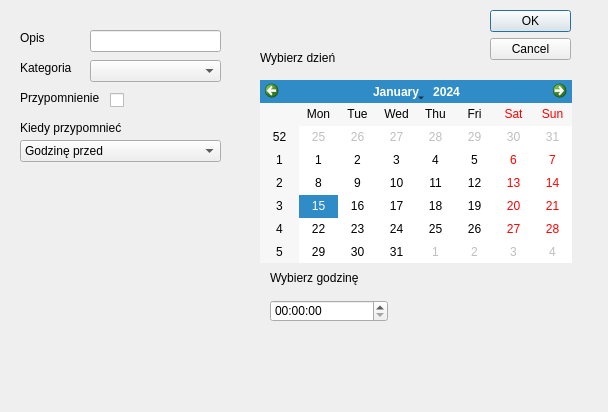
This is addEvent.ui in LeMeTwo/JPWP2022 as Qt 5 draws it before an edit. The edited form follows.
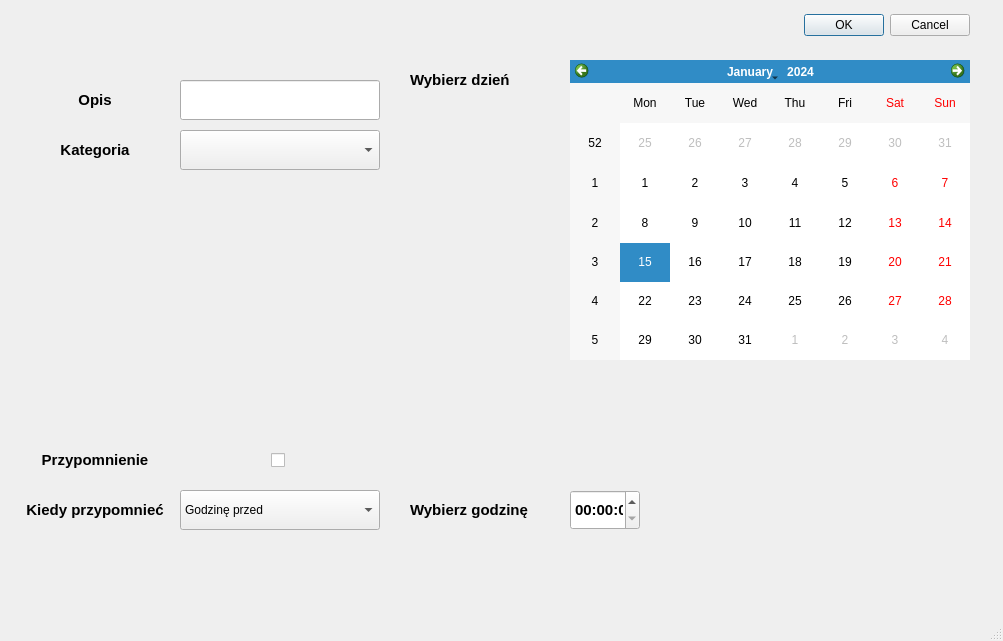
This is the edited form.

Commit message: addEvent GUI - create new addEvent GUI (not working)

```diff
--- a/addEvent.ui
+++ b/addEvent.ui
@@ -1,223 +1,615 @@
 <?xml version="1.0" encoding="UTF-8"?>
 <ui version="4.0">
  <class>Dialog</class>
- <widget class="QDialog" name="Dialog">
+ <widget class="QMainWindow" name="Dialog">
   <property name="geometry">
    <rect>
     <x>0</x>
     <y>0</y>
-    <width>608</width>
-    <height>412</height>
+    <width>1003</width>
+    <height>641</height>
    </rect>
   </property>
   <property name="windowTitle">
    <string>Dialog</string>
   </property>
-  <widget class="QDialogButtonBox" name="okcanButtons">
-   <property name="geometry">
-    <rect>
-     <x>490</x>
-     <y>10</y>
-     <width>81</width>
-     <height>241</height>
-    </rect>
+  <widget class="QWidget" name="centralwidget">
+   <property name="sizePolicy">
+    <sizepolicy hsizetype="Minimum" vsizetype="Minimum">
+     <horstretch>0</horstretch>
+     <verstretch>0</verstretch>
+    </sizepolicy>
    </property>
-   <property name="orientation">
-    <enum>Qt::Vertical</enum>
+   <property name="minimumSize">
+    <size>
+     <width>1000</width>
+     <height>600</height>
+    </size>
    </property>
-   <property name="standardButtons">
-    <set>QDialogButtonBox::Cancel|QDialogButtonBox::Ok</set>
+   <property name="maximumSize">
+    <size>
+     <width>1000</width>
+     <height>601</height>
+    </size>
    </property>
-  </widget>
-  <widget class="QLabel" name="label">
-   <property name="geometry">
-    <rect>
-     <x>20</x>
-     <y>30</y>
-     <width>55</width>
-     <height>16</height>
-    </rect>
-   </property>
-   <property name="text">
-    <string>Opis</string>
-   </property>
-  </widget>
-  <widget class="QLabel" name="label_2">
-   <property name="geometry">
-    <rect>
-     <x>20</x>
-     <y>90</y>
-     <width>91</width>
-     <height>16</height>
-    </rect>
-   </property>
-   <property name="text">
-    <string>Przypomnienie</string>
-   </property>
-  </widget>
-  <widget class="QLabel" name="label_3">
-   <property name="geometry">
-    <rect>
-     <x>20</x>
-     <y>60</y>
-     <width>55</width>
-     <height>16</height>
-    </rect>
-   </property>
-   <property name="text">
-    <string>Kategoria</string>
-   </property>
-  </widget>
-  <widget class="QCalendarWidget" name="calendarEd">
-   <property name="geometry">
-    <rect>
-     <x>260</x>
-     <y>80</y>
-     <width>312</width>
-     <height>183</height>
-    </rect>
-   </property>
-  </widget>
-  <widget class="QLabel" name="label_4">
-   <property name="geometry">
-    <rect>
-     <x>260</x>
-     <y>50</y>
-     <width>91</width>
-     <height>16</height>
-    </rect>
-   </property>
-   <property name="text">
-    <string>Wybierz dzień</string>
-   </property>
-  </widget>
-  <widget class="QTimeEdit" name="timeEditComb">
-   <property name="geometry">
-    <rect>
-     <x>270</x>
-     <y>300</y>
-     <width>118</width>
-     <height>22</height>
-    </rect>
-   </property>
-  </widget>
-  <widget class="QLabel" name="label_5">
-   <property name="geometry">
-    <rect>
-     <x>270</x>
-     <y>270</y>
-     <width>101</width>
-     <height>16</height>
-    </rect>
-   </property>
-   <property name="text">
-    <string>Wybierz godzinę</string>
-   </property>
-  </widget>
-  <widget class="QCheckBox" name="ifRemindBox">
-   <property name="geometry">
-    <rect>
-     <x>110</x>
-     <y>90</y>
-     <width>77</width>
-     <height>20</height>
-    </rect>
-   </property>
-   <property name="text">
-    <string/>
-   </property>
-  </widget>
-  <widget class="QComboBox" name="remindComb">
-   <property name="geometry">
-    <rect>
-     <x>20</x>
-     <y>140</y>
-     <width>201</width>
-     <height>22</height>
-    </rect>
-   </property>
-   <item>
-    <property name="text">
-     <string>Godzinę przed</string>
+   <layout class="QGridLayout" name="gridLayout">
+    <property name="leftMargin">
+     <number>10</number>
     </property>
-   </item>
-   <item>
-    <property name="text">
-     <string>12 godzin przed</string>
+    <property name="topMargin">
+     <number>10</number>
     </property>
-   </item>
-   <item>
-    <property name="text">
-     <string>Dzień przed</string>
+    <property name="rightMargin">
+     <number>10</number>
     </property>
-   </item>
-   <item>
-    <property name="text">
-     <string>Dwa dni przed</string>
+    <property name="bottomMargin">
+     <number>10</number>
     </property>
-   </item>
-   <item>
-    <property name="text">
-     <string>Pięć dni przed</string>
+    <property name="spacing">
+     <number>10</number>
     </property>
-   </item>
-   <item>
-    <property name="text">
-     <string>Tydzień przed</string>
-    </property>
-   </item>
-   <item>
-    <property name="text">
-     <string>Dwa tygodnie przed</string>
-    </property>
-   </item>
-   <item>
-    <property name="text">
-     <string>Miesiąc przed</string>
-    </property>
-   </item>
-   <item>
-    <property name="text">
-     <string>Rok przed</string>
-    </property>
-   </item>
+    <item row="0" column="1">
+     <widget class="QDialogButtonBox" name="okcanButtons">
+      <property name="sizePolicy">
+       <sizepolicy hsizetype="Minimum" vsizetype="Minimum">
+        <horstretch>0</horstretch>
+        <verstretch>0</verstretch>
+       </sizepolicy>
+      </property>
+      <property name="minimumSize">
+       <size>
+        <width>570</width>
+        <height>30</height>
+       </size>
+      </property>
+      <property name="maximumSize">
+       <size>
+        <width>150</width>
+        <height>30</height>
+       </size>
+      </property>
+      <property name="focusPolicy">
+       <enum>Qt::ClickFocus</enum>
+      </property>
+      <property name="layoutDirection">
+       <enum>Qt::LeftToRight</enum>
+      </property>
+      <property name="standardButtons">
+       <set>QDialogButtonBox::Cancel|QDialogButtonBox::Ok</set>
+      </property>
+     </widget>
+    </item>
+    <item row="1" column="0">
+     <layout class="QFormLayout" name="formLayout">
+      <property name="horizontalSpacing">
+       <number>10</number>
+      </property>
+      <property name="verticalSpacing">
+       <number>10</number>
+      </property>
+      <property name="leftMargin">
+       <number>10</number>
+      </property>
+      <property name="topMargin">
+       <number>10</number>
+      </property>
+      <property name="rightMargin">
+       <number>10</number>
+      </property>
+      <property name="bottomMargin">
+       <number>10</number>
+      </property>
+      <item row="1" column="0">
+       <widget class="QLabel" name="label">
+        <property name="sizePolicy">
+         <sizepolicy hsizetype="Minimum" vsizetype="Minimum">
+          <horstretch>0</horstretch>
+          <verstretch>0</verstretch>
+         </sizepolicy>
+        </property>
+        <property name="minimumSize">
+         <size>
+          <width>150</width>
+          <height>40</height>
+         </size>
+        </property>
+        <property name="maximumSize">
+         <size>
+          <width>150</width>
+          <height>40</height>
+         </size>
+        </property>
+        <property name="font">
+         <font>
+          <pointsize>11</pointsize>
+          <weight>75</weight>
+          <bold>true</bold>
+         </font>
+        </property>
+        <property name="text">
+         <string>Opis</string>
+        </property>
+        <property name="alignment">
+         <set>Qt::AlignCenter</set>
+        </property>
+       </widget>
+      </item>
+      <item row="1" column="1">
+       <widget class="QLineEdit" name="lineDesc">
+        <property name="sizePolicy">
+         <sizepolicy hsizetype="Minimum" vsizetype="Minimum">
+          <horstretch>0</horstretch>
+          <verstretch>0</verstretch>
+         </sizepolicy>
+        </property>
+        <property name="minimumSize">
+         <size>
+          <width>200</width>
+          <height>40</height>
+         </size>
+        </property>
+        <property name="maximumSize">
+         <size>
+          <width>200</width>
+          <height>40</height>
+         </size>
+        </property>
+       </widget>
+      </item>
+      <item row="2" column="0">
+       <widget class="QLabel" name="label_2">
+        <property name="sizePolicy">
+         <sizepolicy hsizetype="Minimum" vsizetype="Minimum">
+          <horstretch>0</horstretch>
+          <verstretch>0</verstretch>
+         </sizepolicy>
+        </property>
+        <property name="minimumSize">
+         <size>
+          <width>150</width>
+          <height>40</height>
+         </size>
+        </property>
+        <property name="maximumSize">
+         <size>
+          <width>150</width>
+          <height>40</height>
+         </size>
+        </property>
+        <property name="font">
+         <font>
+          <pointsize>11</pointsize>
+          <weight>75</weight>
+          <bold>true</bold>
+         </font>
+        </property>
+        <property name="text">
+         <string>Kategoria</string>
+        </property>
+        <property name="alignment">
+         <set>Qt::AlignCenter</set>
+        </property>
+       </widget>
+      </item>
+      <item row="2" column="1">
+       <widget class="QComboBox" name="catCombo">
+        <property name="sizePolicy">
+         <sizepolicy hsizetype="Minimum" vsizetype="Minimum">
+          <horstretch>0</horstretch>
+          <verstretch>0</verstretch>
+         </sizepolicy>
+        </property>
+        <property name="minimumSize">
+         <size>
+          <width>200</width>
+          <height>40</height>
+         </size>
+        </property>
+        <property name="maximumSize">
+         <size>
+          <width>200</width>
+          <height>40</height>
+         </size>
+        </property>
+       </widget>
+      </item>
+      <item row="3" column="0" colspan="2">
+       <spacer name="verticalSpacer">
+        <property name="orientation">
+         <enum>Qt::Vertical</enum>
+        </property>
+        <property name="sizeType">
+         <enum>QSizePolicy::Preferred</enum>
+        </property>
+        <property name="sizeHint" stdset="0">
+         <size>
+          <width>20</width>
+          <height>250</height>
+         </size>
+        </property>
+       </spacer>
+      </item>
+      <item row="4" column="0">
+       <widget class="QLabel" name="label_3">
+        <property name="sizePolicy">
+         <sizepolicy hsizetype="Minimum" vsizetype="Minimum">
+          <horstretch>0</horstretch>
+          <verstretch>0</verstretch>
+         </sizepolicy>
+        </property>
+        <property name="minimumSize">
+         <size>
+          <width>150</width>
+          <height>40</height>
+         </size>
+        </property>
+        <property name="maximumSize">
+         <size>
+          <width>150</width>
+          <height>40</height>
+         </size>
+        </property>
+        <property name="font">
+         <font>
+          <pointsize>11</pointsize>
+          <weight>75</weight>
+          <bold>true</bold>
+         </font>
+        </property>
+        <property name="text">
+         <string>Przypomnienie</string>
+        </property>
+        <property name="alignment">
+         <set>Qt::AlignCenter</set>
+        </property>
+       </widget>
+      </item>
+      <item row="4" column="1">
+       <widget class="QCheckBox" name="ifRemindBox">
+        <property name="sizePolicy">
+         <sizepolicy hsizetype="Minimum" vsizetype="Minimum">
+          <horstretch>0</horstretch>
+          <verstretch>0</verstretch>
+         </sizepolicy>
+        </property>
+        <property name="minimumSize">
+         <size>
+          <width>105</width>
+          <height>40</height>
+         </size>
+        </property>
+        <property name="maximumSize">
+         <size>
+          <width>105</width>
+          <height>40</height>
+         </size>
+        </property>
+        <property name="font">
+         <font>
+          <pointsize>11</pointsize>
+          <weight>75</weight>
+          <bold>true</bold>
+         </font>
+        </property>
+        <property name="layoutDirection">
+         <enum>Qt::RightToLeft</enum>
+        </property>
+        <property name="text">
+         <string/>
+        </property>
+       </widget>
+      </item>
+      <item row="5" column="0">
+       <widget class="QLabel" name="label_4">
+        <property name="sizePolicy">
+         <sizepolicy hsizetype="Minimum" vsizetype="Minimum">
+          <horstretch>0</horstretch>
+          <verstretch>0</verstretch>
+         </sizepolicy>
+        </property>
+        <property name="minimumSize">
+         <size>
+          <width>150</width>
+          <height>40</height>
+         </size>
+        </property>
+        <property name="maximumSize">
+         <size>
+          <width>150</width>
+          <height>40</height>
+         </size>
+        </property>
+        <property name="font">
+         <font>
+          <pointsize>11</pointsize>
+          <weight>75</weight>
+          <bold>true</bold>
+         </font>
+        </property>
+        <property name="text">
+         <string>Kiedy przypomnieć</string>
+        </property>
+        <property name="alignment">
+         <set>Qt::AlignCenter</set>
+        </property>
+       </widget>
+      </item>
+      <item row="5" column="1">
+       <widget class="QComboBox" name="remindComb">
+        <property name="sizePolicy">
+         <sizepolicy hsizetype="Minimum" vsizetype="Minimum">
+          <horstretch>0</horstretch>
+          <verstretch>0</verstretch>
+         </sizepolicy>
+        </property>
+        <property name="minimumSize">
+         <size>
+          <width>200</width>
+          <height>40</height>
+         </size>
+        </property>
+        <property name="maximumSize">
+         <size>
+          <width>200</width>
+          <height>40</height>
+         </size>
+        </property>
+        <item>
+         <property name="text">
+          <string>Godzinę przed</string>
+         </property>
+        </item>
+        <item>
+         <property name="text">
+          <string>3 godziny przed</string>
+         </property>
+        </item>
+        <item>
+         <property name="text">
+          <string>5 godzin przed</string>
+         </property>
+        </item>
+        <item>
+         <property name="text">
+          <string>12 godzin przed</string>
+         </property>
+        </item>
+        <item>
+         <property name="text">
+          <string>Dzień przed</string>
+         </property>
+        </item>
+        <item>
+         <property name="text">
+          <string>Dwa dni przed</string>
+         </property>
+        </item>
+        <item>
+         <property name="text">
+          <string>Tydzień przed</string>
+         </property>
+        </item>
+        <item>
+         <property name="text">
+          <string>2 tygodnie przed</string>
+         </property>
+        </item>
+        <item>
+         <property name="text">
+          <string>Miesiąc przed</string>
+         </property>
+        </item>
+        <item>
+         <property name="text">
+          <string>Kwartał przed</string>
+         </property>
+        </item>
+        <item>
+         <property name="text">
+          <string>Pół roku przed</string>
+         </property>
+        </item>
+        <item>
+         <property name="text">
+          <string>Rok przed</string>
+         </property>
+        </item>
+       </widget>
+      </item>
+      <item row="0" column="0" colspan="2">
+       <spacer name="verticalSpacer_3">
+        <property name="orientation">
+         <enum>Qt::Vertical</enum>
+        </property>
+        <property name="sizeType">
+         <enum>QSizePolicy::Preferred</enum>
+        </property>
+        <property name="sizeHint" stdset="0">
+         <size>
+          <width>20</width>
+          <height>10</height>
+         </size>
+        </property>
+       </spacer>
+      </item>
+     </layout>
+    </item>
+    <item row="1" column="1">
+     <layout class="QFormLayout" name="formLayout_2">
+      <property name="horizontalSpacing">
+       <number>10</number>
+      </property>
+      <property name="verticalSpacing">
+       <number>10</number>
+      </property>
+      <property name="leftMargin">
+       <number>10</number>
+      </property>
+      <property name="topMargin">
+       <number>10</number>
+      </property>
+      <property name="rightMargin">
+       <number>10</number>
+      </property>
+      <property name="bottomMargin">
+       <number>10</number>
+      </property>
+      <item row="0" column="0">
+       <widget class="QLabel" name="label_5">
+        <property name="sizePolicy">
+         <sizepolicy hsizetype="Minimum" vsizetype="Minimum">
+          <horstretch>0</horstretch>
+          <verstretch>0</verstretch>
+         </sizepolicy>
+        </property>
+        <property name="minimumSize">
+         <size>
+          <width>150</width>
+          <height>40</height>
+         </size>
+        </property>
+        <property name="maximumSize">
+         <size>
+          <width>150</width>
+          <height>40</height>
+         </size>
+        </property>
+        <property name="font">
+         <font>
+          <pointsize>11</pointsize>
+          <weight>75</weight>
+          <bold>true</bold>
+         </font>
+        </property>
+        <property name="text">
+         <string>Wybierz dzień</string>
+        </property>
+       </widget>
+      </item>
+      <item row="0" column="1">
+       <widget class="QCalendarWidget" name="calendarEd">
+        <property name="sizePolicy">
+         <sizepolicy hsizetype="Minimum" vsizetype="Minimum">
+          <horstretch>0</horstretch>
+          <verstretch>0</verstretch>
+         </sizepolicy>
+        </property>
+        <property name="minimumSize">
+         <size>
+          <width>400</width>
+          <height>300</height>
+         </size>
+        </property>
+        <property name="maximumSize">
+         <size>
+          <width>400</width>
+          <height>300</height>
+         </size>
+        </property>
+       </widget>
+      </item>
+      <item row="1" column="0" colspan="2">
+       <spacer name="verticalSpacer_2">
+        <property name="orientation">
+         <enum>Qt::Vertical</enum>
+        </property>
+        <property name="sizeType">
+         <enum>QSizePolicy::Preferred</enum>
+        </property>
+        <property name="sizeHint" stdset="0">
+         <size>
+          <width>20</width>
+          <height>110</height>
+         </size>
+        </property>
+       </spacer>
+      </item>
+      <item row="2" column="0">
+       <widget class="QLabel" name="label_6">
+        <property name="minimumSize">
+         <size>
+          <width>150</width>
+          <height>40</height>
+         </size>
+        </property>
+        <property name="maximumSize">
+         <size>
+          <width>150</width>
+          <height>40</height>
+         </size>
+        </property>
+        <property name="font">
+         <font>
+          <pointsize>11</pointsize>
+          <weight>75</weight>
+          <bold>true</bold>
+         </font>
+        </property>
+        <property name="text">
+         <string>Wybierz godzinę</string>
+        </property>
+       </widget>
+      </item>
+      <item row="3" column="0" colspan="2">
+       <spacer name="verticalSpacer_4">
+        <property name="orientation">
+         <enum>Qt::Vertical</enum>
+        </property>
+        <property name="sizeType">
+         <enum>QSizePolicy::Preferred</enum>
+        </property>
+        <property name="sizeHint" stdset="0">
+         <size>
+          <width>20</width>
+          <height>20</height>
+         </size>
+        </property>
+       </spacer>
+      </item>
+      <item row="2" column="1">
+       <widget class="QTimeEdit" name="timeEditComb">
+        <property name="sizePolicy">
+         <sizepolicy hsizetype="Minimum" vsizetype="Minimum">
+          <horstretch>0</horstretch>
+          <verstretch>0</verstretch>
+         </sizepolicy>
+        </property>
+        <property name="minimumSize">
+         <size>
+          <width>70</width>
+          <height>40</height>
+         </size>
+        </property>
+        <property name="maximumSize">
+         <size>
+          <width>70</width>
+          <height>40</height>
+         </size>
+        </property>
+        <property name="font">
+         <font>
+          <pointsize>11</pointsize>
+          <weight>75</weight>
+          <bold>true</bold>
+         </font>
+        </property>
+       </widget>
+      </item>
+     </layout>
+    </item>
+   </layout>
   </widget>
-  <widget class="QLabel" name="label_6">
+  <widget class="QMenuBar" name="menubar">
    <property name="geometry">
     <rect>
-     <x>20</x>
-     <y>120</y>
-     <width>111</width>
-     <height>16</height>
+     <x>0</x>
+     <y>0</y>
+     <width>1003</width>
+     <height>21</height>
     </rect>
    </property>
-   <property name="text">
-    <string>Kiedy przypomnieć</string>
-   </property>
   </widget>
-  <widget class="QComboBox" name="catCombo">
-   <property name="geometry">
-    <rect>
-     <x>90</x>
-     <y>60</y>
-     <width>131</width>
-     <height>22</height>
-    </rect>
-   </property>
-  </widget>
-  <widget class="QLineEdit" name="lineDesc">
-   <property name="geometry">
-    <rect>
-     <x>90</x>
-     <y>30</y>
-     <width>131</width>
-     <height>22</height>
-    </rect>
-   </property>
-   <property name="text">
-    <string/>
-   </property>
-  </widget>
+  <widget class="QStatusBar" name="statusbar"/>
  </widget>
  <resources/>
  <connections>
```
Left out of the diff: 53 changed lines with no effect on the pictures. The commit also changes 5 other files.
